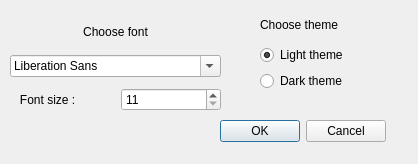
Before: the Qt Designer form style/settings_widget.ui in kopollo/anti-plagiat, drawn with Qt 5.
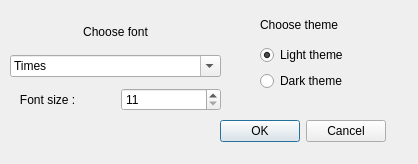
After: the same form once the commit is applied.

```diff
--- a/style/settings_widget.ui
+++ b/style/settings_widget.ui
@@ -95,7 +95,11 @@
      </widget>
     </item>
     <item>
-     <widget class="QFontComboBox" name="font_dialog"/>
+     <widget class="QFontComboBox" name="font_dialog">
+      <property name="currentText">
+       <string>Times</string>
+      </property>
+     </widget>
     </item>
     <item>
      <layout class="QHBoxLayout" name="horizontalLayout">
```
